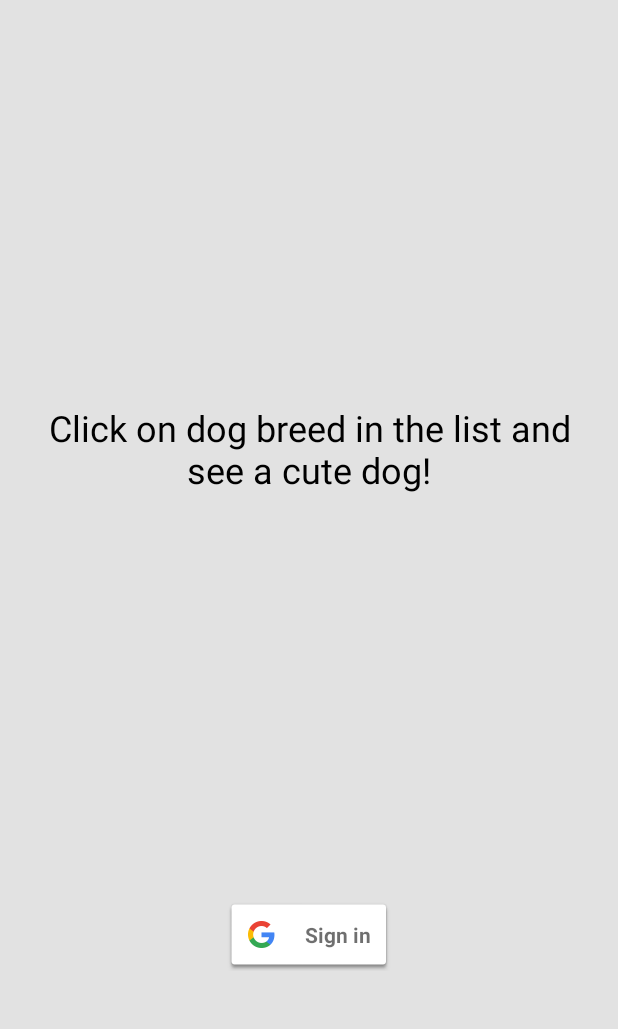
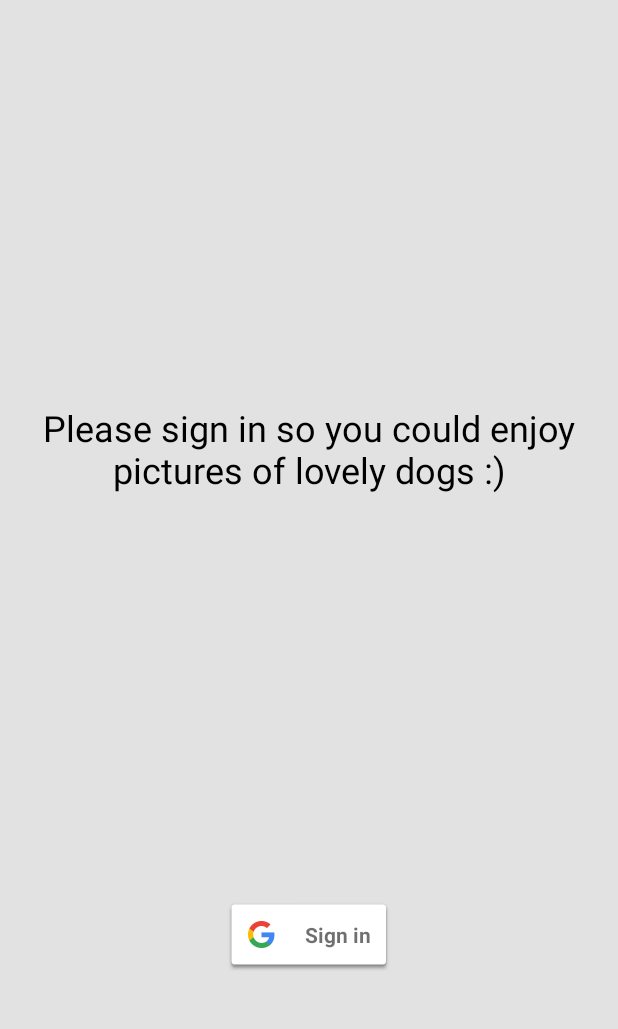
Before and after one commit to alenromic92/DogBreeds, an Android app: the screen it shows after launch (LoginActivity), on a phone screen of 412 x 824 dp, the part 181-1210 px from its top. Run offline under Robolectric (Android 15) with nearby library versions, the phone set to English and light mode, and no system bars.

Commit message:
Update strings.xml

```diff
--- a/app/src/main/res/values/strings.xml
+++ b/app/src/main/res/values/strings.xml
@@ -1,5 +1,5 @@
 <resources>
     <string name="app_name">DogBreeds</string>
     <string name="dog_breeds">Dog breeds</string>
-    <string name="description">Click on dog breed in the list and see a cute dog!</string>
+    <string name="description">Please sign in so you could enjoy pictures of lovely dogs :) </string>
 </resources>
```
